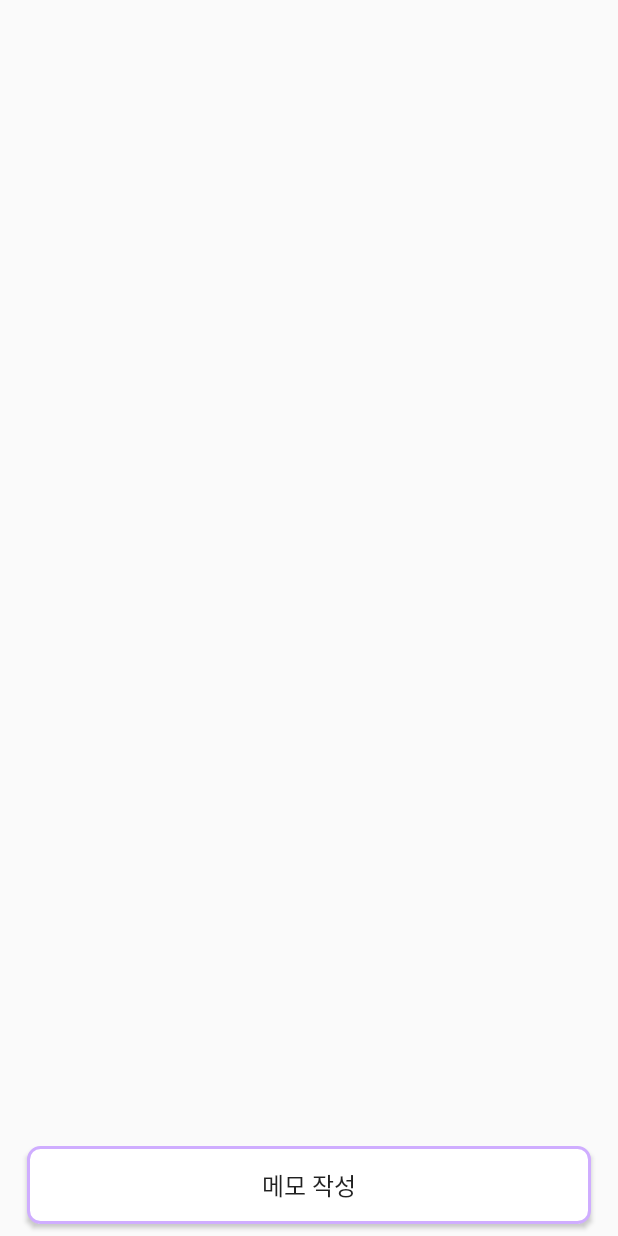
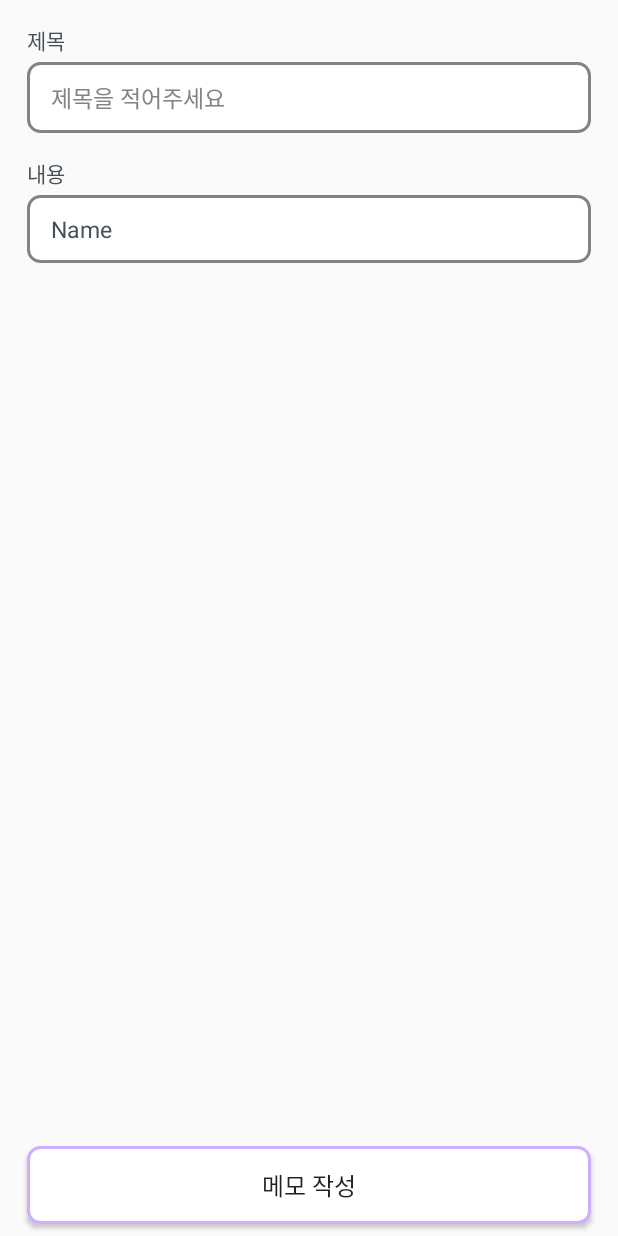
Before and after one commit to GowoonJ/Image-Note-App, an Android app: the layout layout_note.xml on its own in the app's theme, with its tools: preview values and no code run, on a phone screen of 412 x 824 dp. Run offline under Robolectric (Android 15) with nearby library versions, the phone set to English and light mode, and no system bars.

Commit message:
EditText 추가

```diff
--- a/app/src/main/res/layout/layout_note.xml
+++ b/app/src/main/res/layout/layout_note.xml
@@ -20,6 +20,43 @@
         android:orientation="vertical"
         app:layout_constraintGuide_percent="0.956" />
 
+    <TextView
+        android:id="@+id/tv_note_title"
+        style="@style/CustomTextStyle"
+        android:text="제목"
+        android:textSize="14sp"
+        android:layout_marginTop="16dp"
+        app:layout_constraintStart_toStartOf="@+id/guideline_start"
+        app:layout_constraintTop_toTopOf="parent" />
+
+    <EditText
+        android:id="@+id/editText_title"
+        style="@style/CustomEditTextStyle"
+        android:ems="10"
+        android:hint="제목을 적어주세요"
+        app:layout_constraintEnd_toStartOf="@+id/guideline_end"
+        app:layout_constraintStart_toStartOf="@+id/guideline_start"
+        app:layout_constraintTop_toBottomOf="@+id/tv_note_title" />
+
+    <TextView
+        android:id="@+id/tv_note_context"
+        style="@style/CustomTextStyle"
+        android:text="내용"
+        android:textSize="14sp"
+        android:layout_marginTop="16dp"
+        app:layout_constraintStart_toStartOf="@+id/guideline_start"
+        app:layout_constraintTop_toBottomOf="@id/editText_title" />
+
+    <EditText
+        android:id="@+id/editText_context"
+        style="@style/CustomEditTextStyle"
+        android:ems="10"
+        android:inputType="textPersonName"
+        android:text="Name"
+        app:layout_constraintEnd_toStartOf="@+id/guideline_end"
+        app:layout_constraintStart_toStartOf="@+id/guideline_start"
+        app:layout_constraintTop_toBottomOf="@+id/tv_note_context" />
+
     <Button
         android:id="@+id/button_ok"
         android:layout_width="0dp"
```
